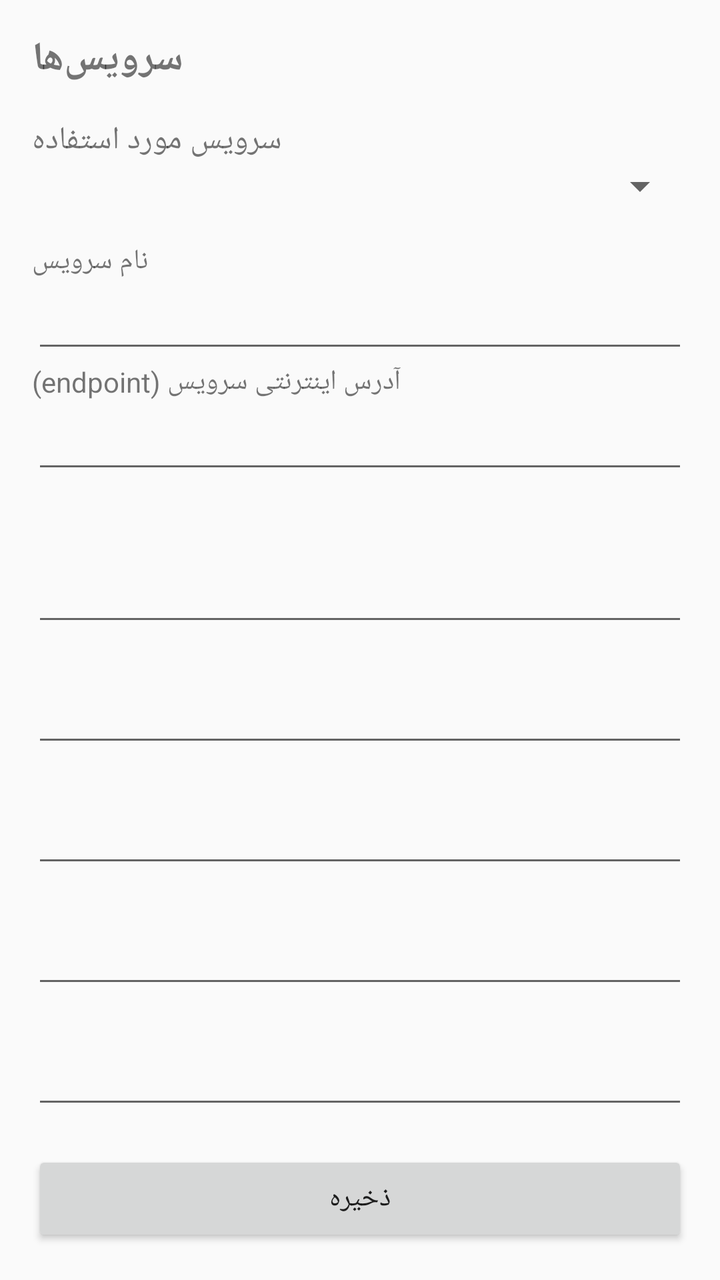
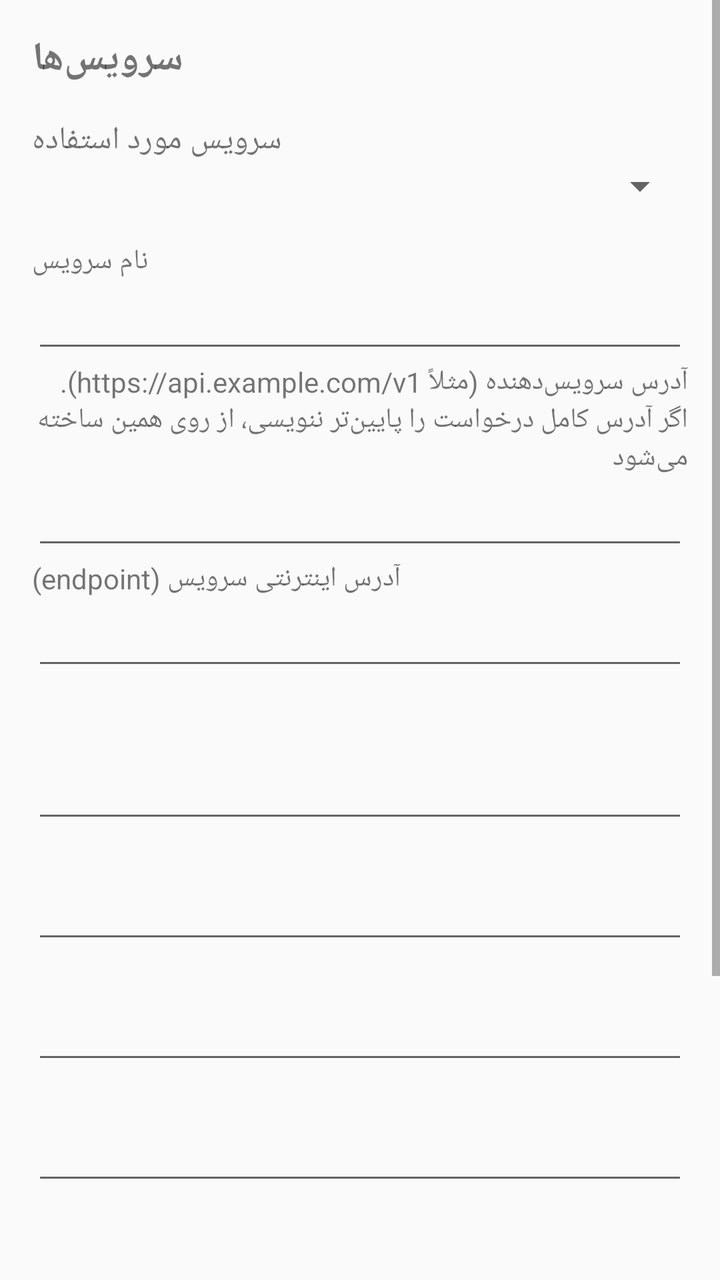

Before-and-after screenshots of an Android layout around one commit, followed by the original layout XML and the change that was made.
<!-- AndroidManifest.xml: application theme Theme.AppCompat.Light.NoActionBar -->
<!-- res/layout/activity_services.xml -->
<?xml version="1.0" encoding="utf-8"?>
<ScrollView xmlns:android="http://schemas.android.com/apk/res/android"
    android:layout_width="match_parent"
    android:layout_height="match_parent">

    <LinearLayout
        android:layout_width="match_parent"
        android:layout_height="wrap_content"
        android:orientation="vertical"
        android:padding="16dp">

        <TextView
            android:layout_width="wrap_content"
            android:layout_height="wrap_content"
            android:text="@string/settings_menu_services"
            android:textSize="20sp"
            android:textStyle="bold"
            android:layout_marginBottom="16dp" />

        <TextView
            android:layout_width="wrap_content"
            android:layout_height="wrap_content"
            android:text="@string/provider_label"
            android:textSize="16sp" />

        <Spinner
            android:id="@+id/spinnerProvider"
            android:layout_width="match_parent"
            android:layout_height="wrap_content"
            android:layout_marginBottom="16dp" />

        <TextView
            android:layout_width="wrap_content"
            android:layout_height="wrap_content"
            android:text="@string/custom_model_label" />
        <EditText
            android:id="@+id/editServiceName"
            android:layout_width="match_parent"
            android:layout_height="wrap_content"
            android:inputType="text"
            android:contentDescription="@string/custom_model_label"
            android:importantForAutofill="no" />

        <TextView
            android:layout_width="wrap_content"
            android:layout_height="wrap_content"
            android:text="@string/custom_endpoint_label" />
        <EditText
            android:id="@+id/editServiceEndpoint"
            android:layout_width="match_parent"
            android:layout_height="wrap_content"
            android:inputType="textUri"
            android:contentDescription="@string/custom_endpoint_label"
            android:importantForAutofill="no"
            android:layout_marginBottom="16dp" />

        <TextView
            android:id="@+id/labelKey1"
            android:layout_width="wrap_content"
            android:layout_height="wrap_content" />
        <EditText
            android:id="@+id/editKey1"
            android:layout_width="match_parent"
            android:layout_height="wrap_content"
            android:inputType="text"
            android:importantForAutofill="no" />

        <TextView
            android:id="@+id/labelKey2"
            android:layout_width="wrap_content"
            android:layout_height="wrap_content" />
        <EditText
            android:id="@+id/editKey2"
            android:layout_width="match_parent"
            android:layout_height="wrap_content"
            android:inputType="text"
            android:importantForAutofill="no" />

        <TextView
            android:id="@+id/labelKey3"
            android:layout_width="wrap_content"
            android:layout_height="wrap_content" />
        <EditText
            android:id="@+id/editKey3"
            android:layout_width="match_parent"
            android:layout_height="wrap_content"
            android:inputType="text"
            android:importantForAutofill="no" />

        <TextView
            android:id="@+id/labelKey4"
            android:layout_width="wrap_content"
            android:layout_height="wrap_content" />
        <EditText
            android:id="@+id/editKey4"
            android:layout_width="match_parent"
            android:layout_height="wrap_content"
            android:inputType="text"
            android:importantForAutofill="no" />

        <TextView
            android:id="@+id/labelKey5"
            android:layout_width="wrap_content"
            android:layout_height="wrap_content" />
        <EditText
            android:id="@+id/editKey5"
            android:layout_width="match_parent"
            android:layout_height="wrap_content"
            android:inputType="text"
            android:importantForAutofill="no"
            android:layout_marginBottom="16dp" />

        <Button
            android:id="@+id/btnSaveServices"
            android:layout_width="match_parent"
            android:layout_height="wrap_content"
            android:text="@string/settings_save" />

    </LinearLayout>
</ScrollView>
<!-- resources referenced by this layout -->
<resources>
  <string name="custom_endpoint_label">آدرس اینترنتی سرویس (endpoint)</string>
  <string name="custom_model_label">نام سرویس</string>
  <string name="provider_label">سرویس مورد استفاده</string>
  <string name="settings_menu_services">سرویس‌ها</string>
  <string name="settings_save">ذخیره</string>
</resources>

<!-- the commit's change to res/layout/activity_services.xml (unified diff, before → after) -->
@@ -39,6 +39,18 @@
             android:layout_height="wrap_content"
             android:inputType="text"
             android:contentDescription="@string/custom_model_label"
+            android:importantForAutofill="no" />
+
+        <TextView
+            android:layout_width="wrap_content"
+            android:layout_height="wrap_content"
+            android:text="@string/base_url_label" />
+        <EditText
+            android:id="@+id/editBaseUrl"
+            android:layout_width="match_parent"
+            android:layout_height="wrap_content"
+            android:inputType="textUri"
+            android:contentDescription="@string/base_url_label"
             android:importantForAutofill="no" />
 
         <TextView
@@ -111,9 +123,26 @@
             android:layout_marginBottom="16dp" />
 
         <Button
+            android:id="@+id/btnTestKeys"
+            android:layout_width="match_parent"
+            android:layout_height="wrap_content"
+            android:minHeight="56dp"
+            android:text="@string/btn_test_keys" />
+
+        <TextView
+            android:id="@+id/tvTestStatus"
+            android:layout_width="match_parent"
+            android:layout_height="wrap_content"
+            android:layout_marginTop="8dp"
+            android:layout_marginBottom="8dp"
+            android:textSize="16sp"
+            android:accessibilityLiveRegion="polite" />
+
+        <Button
             android:id="@+id/btnSaveServices"
             android:layout_width="match_parent"
             android:layout_height="wrap_content"
+            android:minHeight="56dp"
             android:text="@string/settings_save" />
 
     </LinearLayout>
<!-- resource entries referenced after the edit -->
@@ -1,5 +1,7 @@
 <!-- resources referenced by this layout -->
 <resources>
+  <string name="base_url_label">آدرس سرویس‌دهنده (مثلاً https://api.example.com/v1). اگر آدرس کامل درخواست را پایین‌تر ننویسی، از روی همین ساخته می‌شود</string>
+  <string name="btn_test_keys">آزمایش کلیدها</string>
   <string name="custom_endpoint_label">آدرس اینترنتی سرویس (endpoint)</string>
   <string name="custom_model_label">نام سرویس</string>
   <string name="provider_label">سرویس مورد استفاده</string>
